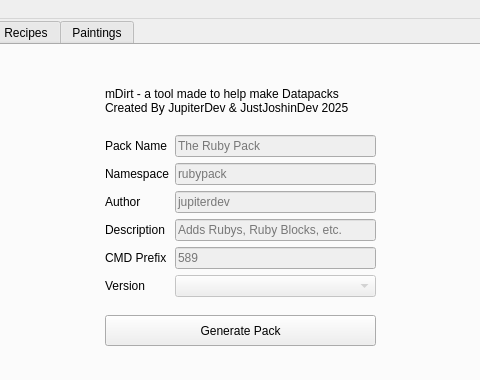
Faith-and-Code-Technologies/mDirt, file lib/ui.ui: the form before one commit; both pictures show x 236 to 716 and y 0 to 380 of the 975 by 718 pixel window.
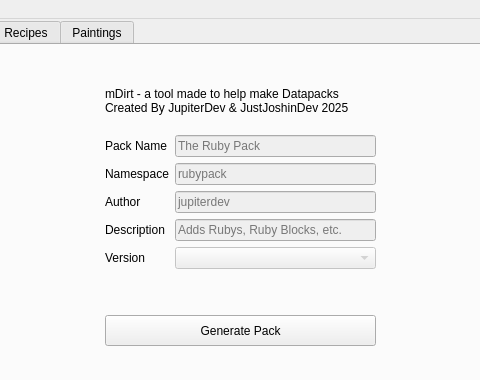
The form after the commit.

Diff of the .ui file:
```diff
--- a/lib/ui.ui
+++ b/lib/ui.ui
@@ -54,7 +54,7 @@
         <x>340</x>
         <y>90</y>
         <width>271</width>
-        <height>171</height>
+        <height>141</height>
        </rect>
       </property>
       <layout class="QFormLayout" name="formLayout">
@@ -127,30 +127,13 @@
         </widget>
        </item>
        <item row="4" column="0">
-        <widget class="QLabel" name="packCMDPrefixLabel">
-         <property name="text">
-          <string>CMD Prefix</string>
-         </property>
-        </widget>
-       </item>
-       <item row="4" column="1">
-        <widget class="QLineEdit" name="packCMDPrefix">
-         <property name="enabled">
-          <bool>false</bool>
-         </property>
-         <property name="placeholderText">
-          <string>589</string>
-         </property>
-        </widget>
-       </item>
-       <item row="5" column="0">
         <widget class="QLabel" name="packVersionLabel">
          <property name="text">
           <string>Version</string>
          </property>
         </widget>
        </item>
-       <item row="5" column="1">
+       <item row="4" column="1">
         <widget class="QComboBox" name="packVersion">
          <property name="enabled">
           <bool>false</bool>
```
Left out of the diff: 2 changed lines with no effect on the pictures.
